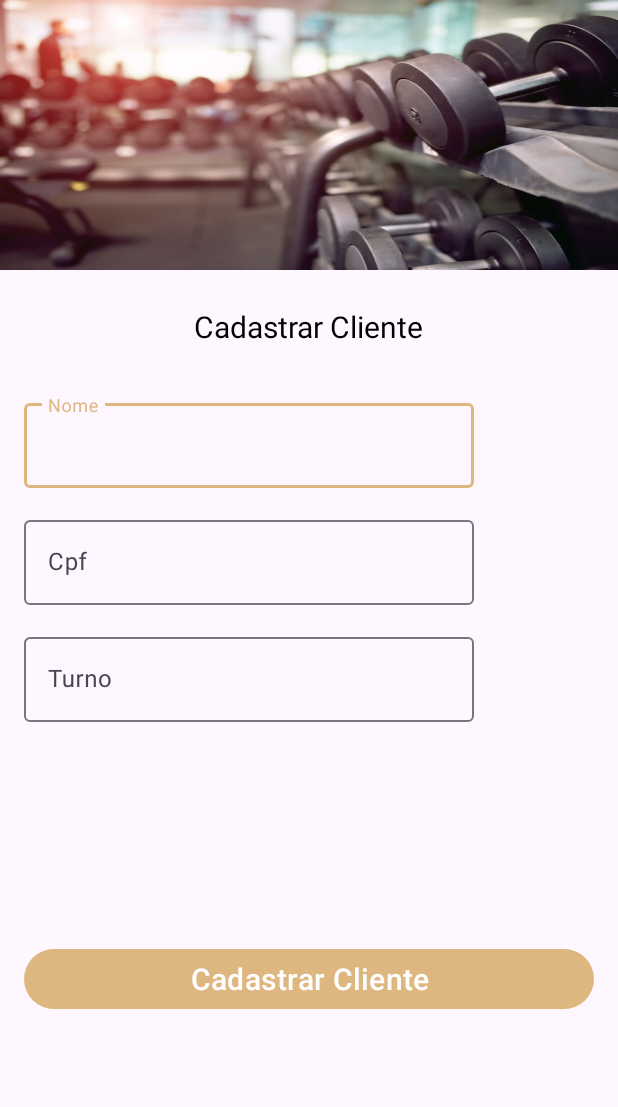
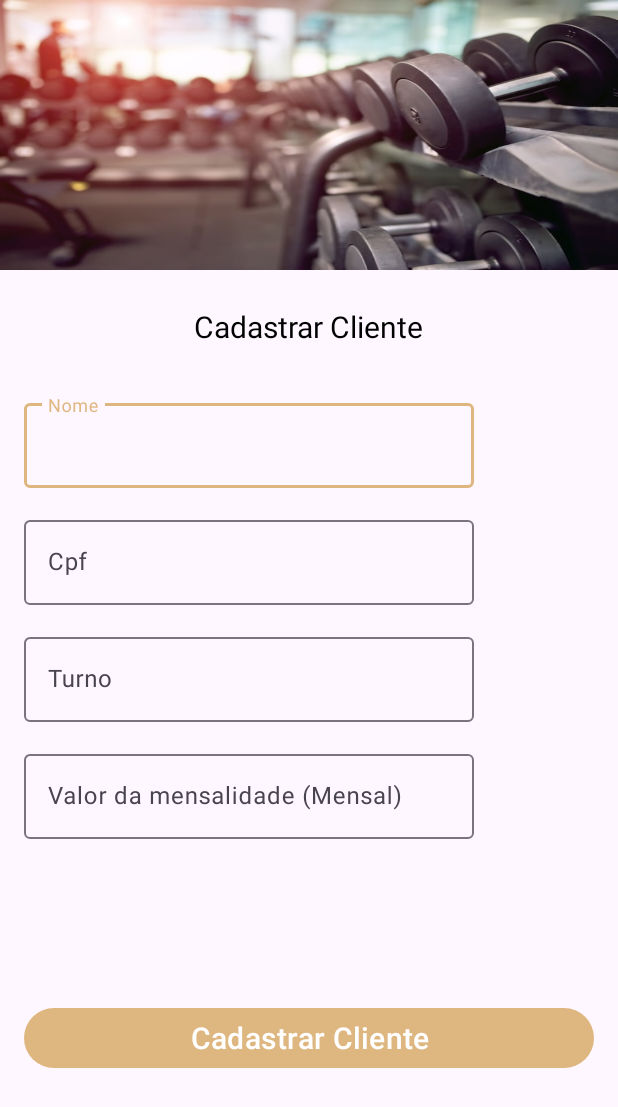
Before and after one commit to Rafael12062002/Projeto_Academia_Prototipo, an Android app: the CadastrarClienteActivity screen opened directly, with no data from a screen before it, on a phone screen of 412 x 824 dp. Shown: the top 1107 px of the screen. Run offline under Robolectric (Android 15) with nearby library versions, the phone set to English and light mode, and no system bars.

Commit message:
mudanças e adaptações

```diff
--- a/app/build.gradle
+++ b/app/build.gradle
@@ -36,4 +36,8 @@ dependencies {
     testImplementation 'junit:junit:4.13.2'
     androidTestImplementation 'androidx.test.ext:junit:1.1.5'
     androidTestImplementation 'androidx.test.espresso:espresso-core:3.5.1'
+
+    //dependencias retrofit
+    implementation 'com.squareup.retrofit2:retrofit:2.4.0'
+    implementation 'com.squareup.retrofit2:converter-gson:2.4.0'
 }
--- a/app/src/main/AndroidManifest.xml
+++ b/app/src/main/AndroidManifest.xml
@@ -1,6 +1,8 @@
 <?xml version="1.0" encoding="utf-8"?>
 <manifest xmlns:android="http://schemas.android.com/apk/res/android"
     xmlns:tools="http://schemas.android.com/tools">
+
+    <uses-permission android:name="android.permission.INTERNET"></uses-permission>
 
     <application
         android:allowBackup="true"
--- a/app/src/main/java/com/example/app_projeto/model/Historico.java
+++ b/app/src/main/java/com/example/app_projeto/model/Frequencia.java
@@ -1,6 +1,6 @@
 package com.example.app_projeto.model;
 
-public class Historico {
+public class Frequencia {
 
     private long id;
     private String usuario, cliente;
--- a/app/src/main/java/com/example/app_projeto/telas/CadastrarClienteActivity.java
+++ b/app/src/main/java/com/example/app_projeto/telas/CadastrarClienteActivity.java
@@ -8,17 +8,15 @@ import android.view.View;
 import android.widget.Button;
 import android.widget.Toast;
 
+import com.example.app_projeto.R;
 import com.example.app_projeto.model.Banco;
-import com.example.app_projeto.R;
 import com.example.app_projeto.model.Cliente;
-import com.example.app_projeto.model.Mensalidades;
 import com.google.android.material.textfield.TextInputEditText;
-
-import java.util.InputMismatchException;
 
 public class CadastrarClienteActivity extends AppCompatActivity {
 
     private TextInputEditText emailCadasrtroCliente;
+    private TextInputEditText valorMensalidadeCliente;
     private TextInputEditText cpfCadastroCliente;
 
     private TextInputEditText turnoCadastroCliente;
@@ -33,6 +31,7 @@ public class CadastrarClienteActivity extends AppCompatActivity {
         cpfCadastroCliente = findViewById(R.id.cpfCadastroCliente);
         turnoCadastroCliente = findViewById(R.id.turnoCadastroCliente);
         cadastroCliente = findViewById(R.id.cadastroCliente);
+        valorMensalidadeCliente = findViewById(R.id.valorMensalidadeCliente);
 
         cadastroCliente.setOnClickListener(new View.OnClickListener() {
             @Override
@@ -45,10 +44,7 @@ public class CadastrarClienteActivity extends AppCompatActivity {
                         c.setNome(emailCadasrtroCliente.getText().toString());
                         c.setCpf(cpfCadastroCliente.getText().toString());
                         c.setTurno(turnoCadastroCliente.getText().toString());
-                        Mensalidades m = new Mensalidades();
-                        m.setValor(300);
-                        m.setStatus(true);
-                        Banco.mensalidades.add(m);
+                        c.setMensalidade(Double.parseDouble(valorMensalidadeCliente.getText().toString()));
                         Banco.clientes.add(c);
                         finish();
                         Toast.makeText(getApplicationContext(), "Cliente cadastrado com sucesso!", Toast.LENGTH_SHORT).show();
--- a/app/src/main/java/com/example/app_projeto/telas/Carteira.java
+++ b/app/src/main/java/com/example/app_projeto/telas/Carteira.java
@@ -11,7 +11,7 @@ import android.widget.LinearLayout;
 import com.example.app_projeto.R;
 import com.example.app_projeto.adapter.ListaHistoricoAdapter;
 import com.example.app_projeto.model.Banco;
-import com.example.app_projeto.model.Historico;
+import com.example.app_projeto.model.Frequencia;
 
 import java.util.ArrayList;
 import java.util.List;
@@ -20,7 +20,7 @@ public class Carteira extends AppCompatActivity {
 
     private ListaHistoricoAdapter lista_historico_adapter;
     private RecyclerView listaHistorico;
-    private List<Historico> list = new ArrayList<>();
+    private List<Frequencia> list = new ArrayList<>();
     @Override
     protected void onCreate(Bundle savedInstanceState) {
         super.onCreate(savedInstanceState);
@@ -40,7 +40,7 @@ public class Carteira extends AppCompatActivity {
 
     public void carregarListaHistorico(){
         list.clear();
-        list.addAll(Banco.historicos);
+        list.addAll(Banco.frequencias);
         lista_historico_adapter.notifyDataSetChanged();
     }
     protected void onResume() {
--- a/app/src/main/java/com/example/app_projeto/telas/MainActivity.java
+++ b/app/src/main/java/com/example/app_projeto/telas/MainActivity.java
@@ -12,12 +12,16 @@ import android.widget.Toast;
 import com.example.app_projeto.R;
 import com.google.android.material.textfield.TextInputEditText;
 
+import retrofit2.Retrofit;
+
 public class MainActivity extends AppCompatActivity {
 
     private TextInputEditText emailLogin;
     private TextInputEditText senhaLogin;
     private Button botaoLogin;
     private Button botaoCadastro;
+
+    private Retrofit retrofit;
 
     @SuppressLint("MissingInflatedId")
     @Override
--- a/app/src/main/res/layout/activity_cadastrar_cliente.xml
+++ b/app/src/main/res/layout/activity_cadastrar_cliente.xml
@@ -95,6 +95,25 @@
         app:layout_constraintBottom_toBottomOf="parent"
         app:layout_constraintEnd_toEndOf="parent"
         app:layout_constraintStart_toStartOf="parent"
-        app:layout_constraintTop_toBottomOf="@+id/textInputLayout7" />
+        app:layout_constraintTop_toBottomOf="@+id/textInputLayout8" />
+
+    <com.google.android.material.textfield.TextInputLayout
+        android:id="@+id/textInputLayout8"
+        android:layout_width="300dp"
+        android:layout_height="wrap_content"
+        android:layout_marginStart="16dp"
+        android:layout_marginTop="16dp"
+        app:layout_constraintEnd_toEndOf="parent"
+        app:layout_constraintHorizontal_bias="0.0"
+        app:layout_constraintStart_toStartOf="parent"
+        app:layout_constraintTop_toBottomOf="@+id/textInputLayout7">
+
+        <com.google.android.material.textfield.TextInputEditText
+            android:id="@+id/valorMensalidadeCliente"
+            android:layout_width="match_parent"
+            android:layout_height="wrap_content"
+            android:hint="Valor da mensalidade (Mensal)"
+            android:inputType="number|numberDecimal" />
+    </com.google.android.material.textfield.TextInputLayout>
 
 </androidx.constraintlayout.widget.ConstraintLayout>
--- a/app/src/main/res/layout/activity_carteira.xml
+++ b/app/src/main/res/layout/activity_carteira.xml
@@ -7,7 +7,7 @@
     tools:context=".telas.Carteira">
 
     <TextView
-        android:id="@+id/textView5"
+        android:id="@+id/extrato"
         android:layout_width="wrap_content"
         android:layout_height="wrap_content"
         android:layout_marginTop="50dp"
@@ -29,7 +29,7 @@
         app:layout_constraintBottom_toBottomOf="parent"
         app:layout_constraintEnd_toEndOf="parent"
         app:layout_constraintStart_toStartOf="parent"
-        app:layout_constraintTop_toBottomOf="@+id/textView5">
+        app:layout_constraintTop_toBottomOf="@+id/extrato">
 
         <androidx.recyclerview.widget.RecyclerView
             android:id="@+id/listaHistorico"
--- a/app/src/main/res/layout/activity_configuracao.xml
+++ b/app/src/main/res/layout/activity_configuracao.xml
@@ -7,6 +7,7 @@
     tools:context=".telas.Configuracao">
 
     <androidx.recyclerview.widget.RecyclerView
+        android:id="@+id/listaMensalidade"
         android:layout_width="409dp"
         android:layout_height="729dp"
         app:layout_constraintBottom_toBottomOf="parent"
--- a/app/src/main/res/layout/activity_main3.xml
+++ b/app/src/main/res/layout/activity_main3.xml
@@ -62,7 +62,7 @@
         android:layout_marginStart="8dp"
         android:layout_marginEnd="8dp"
         android:layout_marginBottom="16dp"
-        android:text="Extrato e historico"
+        android:text="Extrato e frequencia"
         android:textSize="20sp"
         app:layout_constraintBottom_toTopOf="@+id/configuracao"
         app:layout_constraintEnd_toEndOf="parent"
```
Also changed, not shown: app/src/main/java/com/example/app_projeto/adapter/ListaHistoricoAdapter.java (+10 -10 lines), app/src/main/java/com/example/app_projeto/adapter/ListaPagamentoAdapter.java (+57 -12 lines), app/src/main/java/com/example/app_projeto/model/Banco.java (+3 -4 lines), app/src/main/java/com/example/app_projeto/model/Cliente.java (+10 -1 lines), app/src/main/java/com/example/app_projeto/model/Mensalidades.java (deleted, +0 -31 lines), app/src/main/java/com/example/app_projeto/telas/Configuracao.java (+41 -1 lines).
